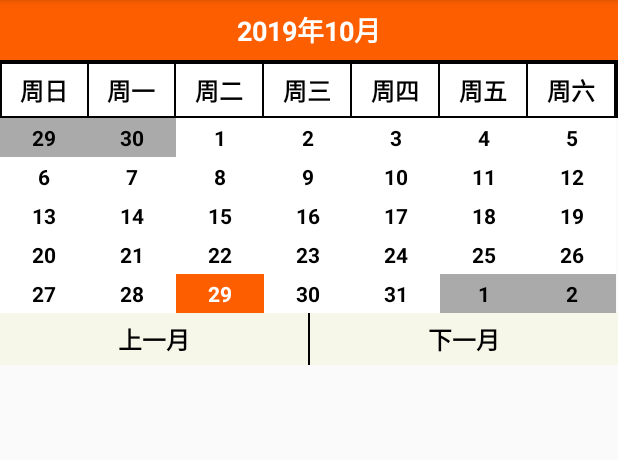
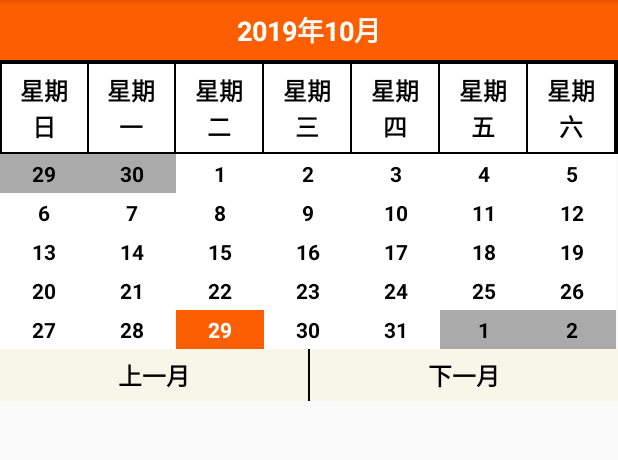
Before and after one commit to wanchuanyue/MyCalender2, an Android app: the screen it shows after launch (MainActivity), on a phone screen of 412 x 824 dp, the part 84-544 px from its top. Run offline under Robolectric (Android 15) with nearby library versions, the phone set to English and light mode, and no system bars.

Commit message:
修改界面

```diff
--- a/app/src/main/res/layout/activity_main.xml
+++ b/app/src/main/res/layout/activity_main.xml
@@ -29,7 +29,7 @@
         <TextView
             android:layout_marginRight="1dp"
             android:background="#fff"
-            android:text="周日"
+            android:text="星期日"
             android:textStyle="bold"
             android:textColor="#000"
             android:gravity="center"
@@ -42,7 +42,7 @@
         <TextView
             android:layout_marginRight="1dp"
             android:background="#fff"
-            android:text="周一"
+            android:text="星期一"
             android:textStyle="bold"
             android:textColor="#000"
             android:gravity="center"
@@ -55,7 +55,7 @@
         <TextView
             android:layout_marginRight="1dp"
             android:background="#fff"
-            android:text="周二"
+            android:text="星期二"
             android:textStyle="bold"
             android:textColor="#000"
             android:gravity="center"
@@ -68,7 +68,7 @@
         <TextView
             android:layout_marginRight="1dp"
             android:background="#fff"
-            android:text="周三"
+            android:text="星期三"
             android:textStyle="bold"
             android:textColor="#000"
             android:gravity="center"
@@ -81,7 +81,7 @@
         <TextView
             android:layout_marginRight="1dp"
             android:background="#fff"
-            android:text="周四"
+            android:text="星期四"
             android:textStyle="bold"
             android:textColor="#000"
             android:gravity="center"
@@ -94,7 +94,7 @@
         <TextView
             android:layout_marginRight="1dp"
             android:background="#fff"
-            android:text="周五"
+            android:text="星期五"
             android:textStyle="bold"
             android:textColor="#000"
             android:gravity="center"
@@ -107,7 +107,7 @@
         <TextView
             android:layout_marginRight="1dp"
             android:background="#fff"
-            android:text="周六"
+            android:text="星期六"
             android:textStyle="bold"
             android:textColor="#000"
             android:gravity="center"
```
